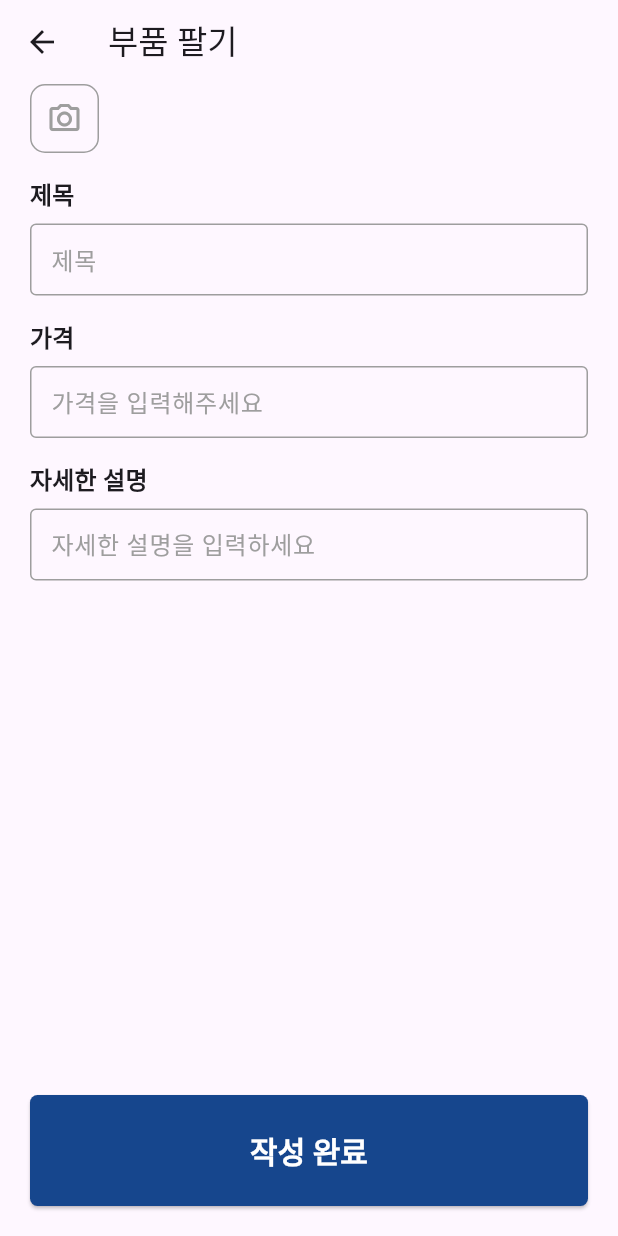
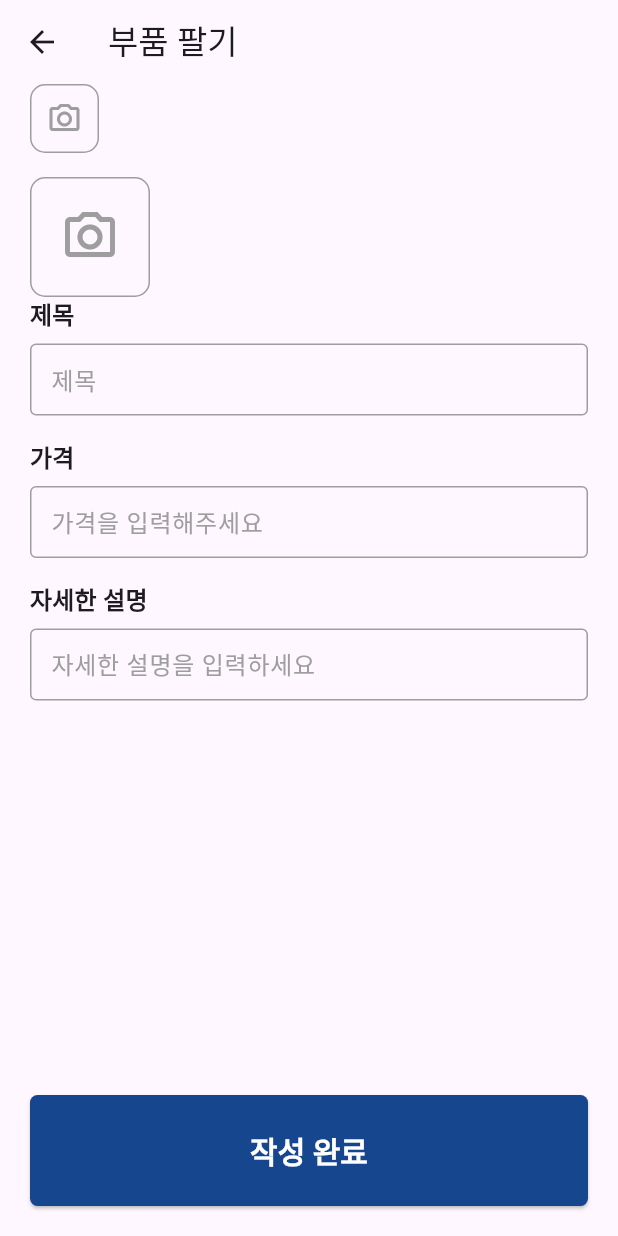
Before and after one commit to junsu1211/car_platform_app, a Flutter app: the FeedCreate screen opened directly, after a tap on "작성 완료", on a phone screen of 412 x 824 dp. Run offline on Flutter 3.47's test engine with Material 3 defaults, Android fonts, the light colour scheme and no system bars; our stand-ins replace geolocator, get, get_storage, google_maps_flutter, image_picker; missing offline and left inert: google_maps_webservice, mysql_client; accounts and stored records are empty; network calls fail; Roboto replaces fonts that are missing (Noto Sans).

Commit message:
피드 생성할 때 사진 첨부 기능

```diff
--- a/lib/main.dart
+++ b/lib/main.dart
@@ -1,8 +1,11 @@
 import 'package:flutter/material.dart';
+import 'package:get_storage/get_storage.dart';
 import 'src/app.dart';
 import 'package:car_platform_app/src/shared/global.dart';
 
-void main() {
+void main() async{
+
+  //인증 동작
   String token = Global.accessToken;
   bool isLogin = token.isNotEmpty;
 
--- a/lib/src/providers/FileProvider.dart
+++ b/lib/src/providers/file_provider.dart
@@ -1,6 +1,5 @@
 import 'package:get/get.dart';
 import 'provider.dart';
-
 class FileProvider extends Provider {
   imageUpload(String name, String path) async {
     final form = FormData(
--- a/lib/src/providers/provider.dart
+++ b/lib/src/providers/provider.dart
@@ -6,7 +6,7 @@ class Provider extends GetConnect {
     @override
     void onInit() {
       allowAutoSignedCert = true;
-      httpClient.baseUrl = 'http://localhost:3000';
+      httpClient.baseUrl = 'http://10.0.2.2:3000';
       httpClient.addRequestModifier<void>((request) {
         request.headers['Accept'] = 'application/json';
         if(request.url.toString().contains('/api/')){
@@ -16,5 +16,4 @@ class Provider extends GetConnect {
       });
       super.onInit();
   }
-
 }
--- a/lib/src/screens/feed/FeedCreate.dart
+++ b/lib/src/screens/feed/FeedCreate.dart
@@ -1,5 +1,7 @@
 import 'dart:io';
 
+import 'package:car_platform_app/src/controllers/file_controller.dart';
+import 'package:car_platform_app/src/widgets/buttons/feed_image.dart';
 import 'package:car_platform_app/src/widgets/forms/label_textfield.dart';
 import 'package:car_platform_app/src/widgets/listitems/feed_list_item.dart';
 import 'package:flutter/material.dart';
@@ -21,6 +23,7 @@ class _FeedCreateState extends State<FeedCreate> {
   final TextEditingController _contentController = TextEditingController();
   final TextEditingController _priceController = TextEditingController();
   final feedController = Get.put(FeedController());
+  final fileController = Get.put(FileController());
   String _selectedCategory = 'CPU';
   File? _image;
   int? imageId;
@@ -33,7 +36,7 @@ class _FeedCreateState extends State<FeedCreate> {
       _titleController.text,
       _priceController.text,
       _contentController.text,
-      imageId//imageId
+      fileController.imageId.value//imageId
       );
       if(result){
         Get.back();
@@ -62,8 +65,6 @@ class _FeedCreateState extends State<FeedCreate> {
             Expanded(
               child: ListView(
                 children: [
-
-
                   Row(
                     children: [
                       Container(
@@ -78,6 +79,15 @@ class _FeedCreateState extends State<FeedCreate> {
                     ],
                   ),
                   const SizedBox(height: 16),
+
+                  // 이미지 업로드
+                  InkWell(
+                    onTap: fileController.upload,
+                    child: Obx(
+                          () => FeedImage(fileController.imageUrl),
+                    ),
+                  ),
+
                   //제목
                   LabelTextfield(label: '제목', hintText: '제목', controller: _titleController),
                   LabelTextfield(label: '가격', hintText: '가격을 입력해주세요', controller: _priceController),
@@ -97,7 +107,5 @@ class _FeedCreateState extends State<FeedCreate> {
         ),
       ),
       );
-
-
   }
 }
--- a/lib/src/shared/global.dart
+++ b/lib/src/shared/global.dart
@@ -1,4 +1,4 @@
 class Global {
   static String accessToken = '';
-  static const String baseUrl = 'http://localhost:3000';
+  static const String baseUrl = 'http://10.0.2.2:3000';
 }
--- /dev/null
+++ b/lib/src/widgets/buttons/feed_image.dart
@@ -0,0 +1,37 @@
+import 'package:flutter/material.dart';
+
+class FeedImage extends StatelessWidget {
+  final String? image;
+  const FeedImage(this.image, {super.key});
+
+  @override
+  Widget build(BuildContext context) {
+    return Row(
+      children: [
+        Container(
+          width: 80.0, height: 80.0,
+          decoration: BoxDecoration(
+            shape: BoxShape.rectangle,
+            borderRadius: BorderRadius.circular(10),
+            border: image == null
+                ? Border.all(color: Colors.grey, width: 1.0)
+                : null,
+          ),
+          child: ClipRRect(
+            borderRadius: BorderRadius.circular(10),
+            child: image == null
+                ? const Icon(
+              Icons.camera_alt_outlined,
+              size: 40.0,
+              color: Colors.grey,
+            ) : Image.network(
+              image!,
+              fit: BoxFit.cover,
+              width: 80.0, height: 80.0,
+            ),
+          ),
+        ),
+      ],
+    );
+  }
+}
--- a/pubspec.yaml
+++ b/pubspec.yaml
@@ -43,6 +43,7 @@ dependencies:
   google_maps_flutter_platform_interface: ^2.8.0
   geocoding: ^3.0.0
   google_maps_webservice: ^0.0.20-nullsafety.5
+  get_storage: ^2.1.1
 
 
 dev_dependencies:
```
Also changed, not shown: lib/src/controllers/file_controller.dart (+3 -4 lines), lib/src/screens/feed/FeedEdit.dart (+15 -2 lines), 1 other file.
